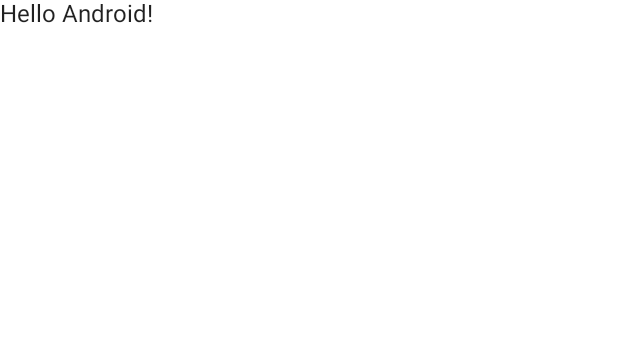
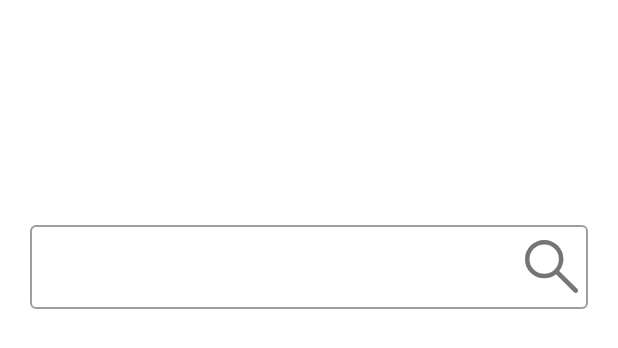
Before and after one commit to mutkuensert/Deep-Link-Tester, an Android app built with Jetpack Compose: the @Preview function DefaultPreview, on a phone screen of 412 x 824 dp. Shown: the top 348 px of the screen. Run offline under Robolectric (Android 15) with nearby library versions, the phone set to English and light mode, and no system bars.

Commit message:
Add Home.

```diff
--- a/app/src/main/java/com/mutkuensert/deeplinktester/MainActivity.kt
+++ b/app/src/main/java/com/mutkuensert/deeplinktester/MainActivity.kt
@@ -6,10 +6,10 @@ import androidx.activity.compose.setContent
 import androidx.compose.foundation.layout.fillMaxSize
 import androidx.compose.material.MaterialTheme
 import androidx.compose.material.Surface
-import androidx.compose.material.Text
 import androidx.compose.runtime.Composable
 import androidx.compose.ui.Modifier
 import androidx.compose.ui.tooling.preview.Preview
+import com.mutkuensert.deeplinktester.ui.home.Home
 import com.mutkuensert.deeplinktester.ui.theme.DeepLinkTesterTheme
 
 class MainActivity : ComponentActivity() {
@@ -22,22 +22,17 @@ class MainActivity : ComponentActivity() {
                     modifier = Modifier.fillMaxSize(),
                     color = MaterialTheme.colors.background
                 ) {
-                    Greeting("Android")
+                    Home()
                 }
             }
         }
     }
 }
 
-@Composable
-fun Greeting(name: String) {
-    Text(text = "Hello $name!")
-}
-
 @Preview(showBackground = true)
 @Composable
 fun DefaultPreview() {
     DeepLinkTesterTheme {
-        Greeting("Android")
+        Home()
     }
 }
--- /dev/null
+++ b/app/src/main/java/com/mutkuensert/deeplinktester/ui/home/Home.kt
@@ -0,0 +1,58 @@
+package com.mutkuensert.deeplinktester.ui.home
+
+import android.content.Intent
+import android.net.Uri
+import androidx.compose.foundation.layout.Column
+import androidx.compose.foundation.layout.Row
+import androidx.compose.foundation.layout.Spacer
+import androidx.compose.foundation.layout.fillMaxSize
+import androidx.compose.foundation.layout.fillMaxWidth
+import androidx.compose.foundation.layout.height
+import androidx.compose.foundation.layout.padding
+import androidx.compose.material.Icon
+import androidx.compose.material.IconButton
+import androidx.compose.material.OutlinedTextField
+import androidx.compose.runtime.Composable
+import androidx.compose.runtime.mutableStateOf
+import androidx.compose.runtime.remember
+import androidx.compose.ui.Alignment
+import androidx.compose.ui.Modifier
+import androidx.compose.ui.platform.LocalContext
+import androidx.compose.ui.res.painterResource
+import androidx.compose.ui.unit.dp
+import com.mutkuensert.deeplinktester.R
+
+@Composable
+fun Home() {
+    val context = LocalContext.current
+
+    val (link, onLinkChanged) = remember { mutableStateOf("") }
+    Column(modifier = Modifier.fillMaxSize()) {
+        Spacer(Modifier.height(150.dp))
+
+        Row(verticalAlignment = Alignment.CenterVertically) {
+            OutlinedTextField(
+                modifier = Modifier
+                    .fillMaxWidth()
+                    .padding(horizontal = 20.dp),
+                value = link,
+                onValueChange = onLinkChanged,
+                singleLine = true,
+                trailingIcon = {
+                    IconButton(onClick = {
+                        context.startActivity(
+                            Intent(
+                                Intent.ACTION_VIEW,
+                                Uri.parse(link)
+                            ), null
+                        )
+                    }) {
+                        Icon(
+                            painter = painterResource(R.drawable.search),
+                            contentDescription = "Search"
+                        )
+                    }
+                })
+        }
+    }
+}
```
